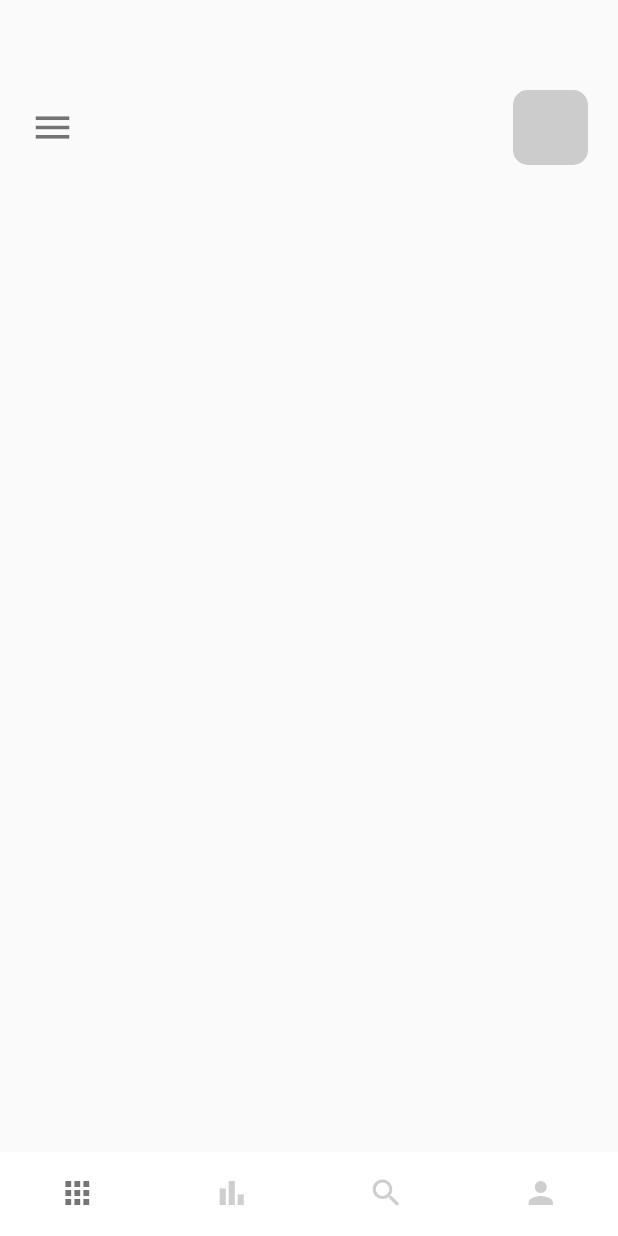
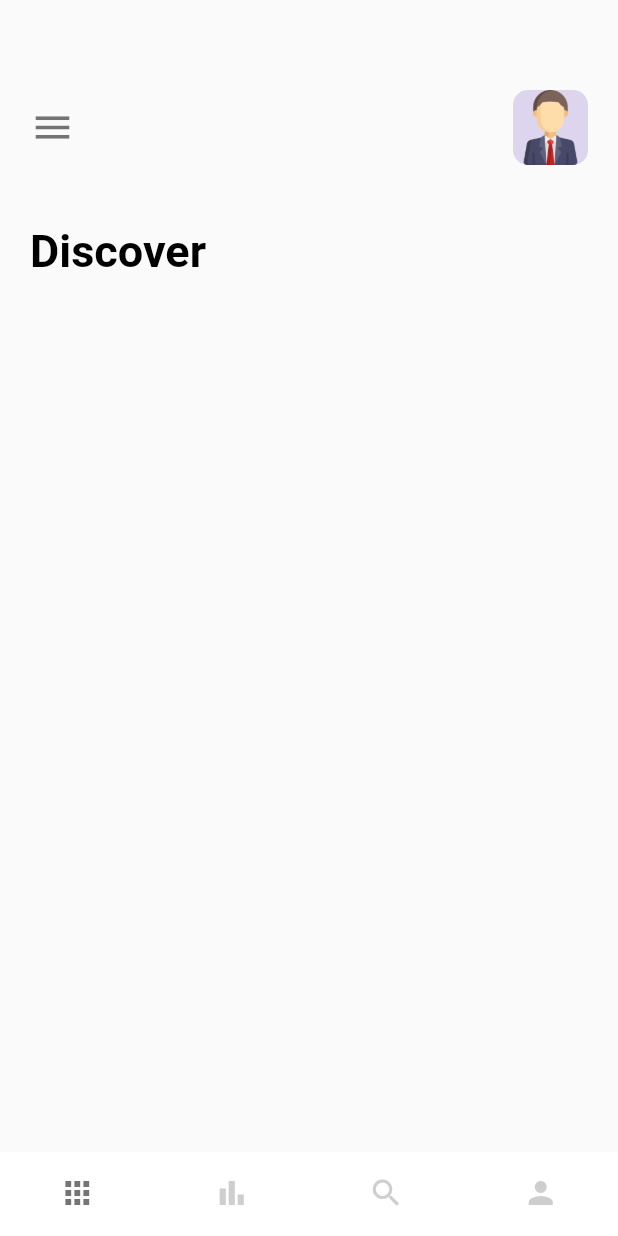
Before and after one commit to cjchika/travel_app, a Flutter app: the screen it shows after launch, on a phone screen of 412 x 824 dp. Run offline on Flutter 3.47's test engine with Material 2 defaults, Android fonts, the phone set to English and light mode, and no system bars.

Commit message:
Home Screen

```diff
--- a/lib/screens/navscreens/home_screen.dart
+++ b/lib/screens/navscreens/home_screen.dart
@@ -1,4 +1,5 @@
 import 'package:flutter/material.dart';
+import 'package:travel_app/widgets/app_large_text.dart';
 
 class HomeScreen extends StatefulWidget {
   const HomeScreen({super.key});
@@ -14,7 +15,9 @@ class _HomeScreenState extends State<HomeScreen> {
   Widget build(BuildContext context) {
     return Scaffold(
       body: Column(
+        crossAxisAlignment: CrossAxisAlignment.start,
         children: [
+          // MENU
           Container(
             padding: const EdgeInsets.only(top: 60, left: 20),
             child: Row(
@@ -27,11 +30,20 @@ class _HomeScreenState extends State<HomeScreen> {
                   height: 50,
                   decoration: BoxDecoration(
                       borderRadius: BorderRadius.circular(10),
-                      color: Colors.grey.withOpacity(0.5)),
-                )
+                      color: Colors.deepPurple.withOpacity(0.2)),
+                  child: Image.asset("img/user.png"),
+                ),
               ],
             ),
-          )
+          ),
+          const SizedBox(height: 40),
+          // DISCOVER
+          Container(
+            margin: const EdgeInsets.only(left: 20),
+            child: const AppLargeText(text: "Discover"),
+          ),
+          const SizedBox(height: 30),
+          // TABBAR
         ],
       ),
     );
--- a/pubspec.yaml
+++ b/pubspec.yaml
@@ -64,6 +64,7 @@ flutter:
      - img/welcome-two.png
      - img/welcome-three.png
      - img/button-one.png
+     - img/user.png
 
   # An image asset can refer to one or more resolution-specific "variants", see
   # https://flutter.dev/assets-and-images/#resolution-aware
```
Also changed, not shown: img/user.png (added).
